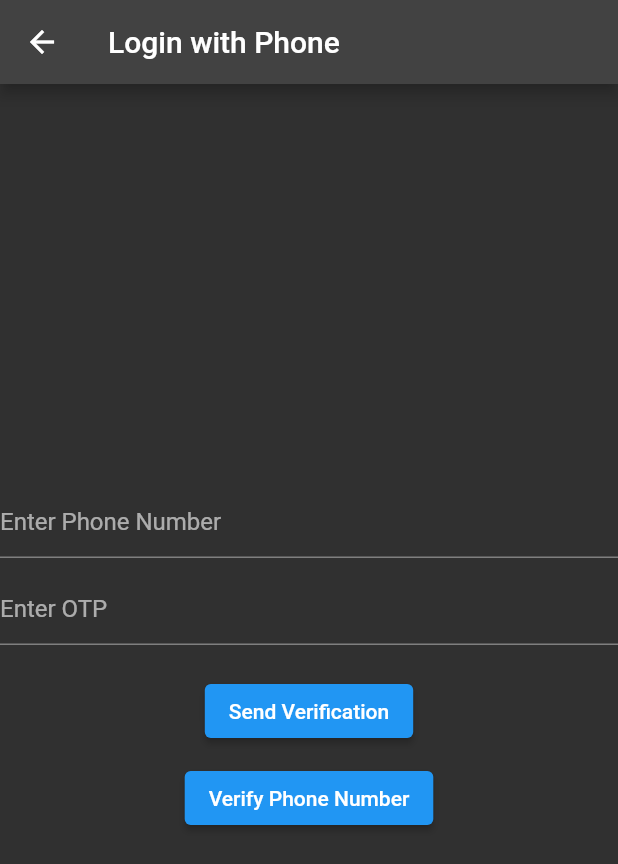
After one commit to Shahzad16/Flutter-Supabase-Learning, a Flutter app: the screen it shows after launch, after a tap on "Sign in with Phone Number", on a phone screen of 412 x 824 dp. The commit adds this screen. Shown: the top 864 px of the screen. Run offline on Flutter 3.47's test engine with Material 2 defaults, Android fonts, the phone set to English and light mode, and no system bars; our stand-ins replace flutter_dotenv, supabase_flutter; accounts and stored records are empty; network calls fail.

Commit message:
OTP based Verification and Sign In

```diff
--- a/lib/app/meta/views/authentication/login.view.dart
+++ b/lib/app/meta/views/authentication/login.view.dart
@@ -1,4 +1,5 @@
 import 'package:flutter/material.dart';
+import 'package:flutter_supabase_tutorial/app/meta/views/authentication/login.with.phone.view.dart';
 import 'package:flutter_supabase_tutorial/app/routes/app.routes.dart';
 import 'package:flutter_supabase_tutorial/core/notifier/authentication.notifier.dart';
 import 'package:provider/provider.dart';
@@ -55,14 +56,21 @@ class _LoginViewState extends State<LoginView> {
 
                   if (email.isNotEmpty && password.isNotEmpty) {
                     await authenticationNotifier.login(
-                      context: context,
-                        email: email, password: password);
+                        context: context, email: email, password: password);
                   } else {
                     ScaffoldMessenger.of(context).showSnackBar(
                         SnackBar(content: Text('Fill the credentials')));
                   }
                 },
-                child: const Text("Login")),
+                child: const Text("Login with Email")),
+            SizedBox(
+              height: 20,
+            ),
+            ElevatedButton(
+                onPressed: () {
+                  Navigator.push(context, MaterialPageRoute(builder:(context)=>LoginWithPhone()));
+                },
+                child: Text('Sign in with Phone Number')),
             const SizedBox(
               height: 30,
             ),
--- /dev/null
+++ b/lib/app/meta/views/authentication/login.with.phone.view.dart
@@ -0,0 +1,59 @@
+import 'package:flutter/material.dart';
+import 'package:flutter_supabase_tutorial/core/notifier/authentication.notifier.dart';
+import 'package:provider/provider.dart';
+
+class LoginWithPhone extends StatefulWidget {
+  const LoginWithPhone({super.key});
+
+  @override
+  State<LoginWithPhone> createState() => _LoginWithPhoneState();
+}
+
+class _LoginWithPhoneState extends State<LoginWithPhone> {
+  TextEditingController phoneNumberController = TextEditingController();
+  TextEditingController otpController = TextEditingController();
+
+  @override
+  Widget build(BuildContext context) {
+    final AuthenticationNotifier authenticationNotifier =
+        Provider.of<AuthenticationNotifier>(context, listen: false);
+    return Scaffold(
+      appBar: AppBar(title: const Text('Login with Phone')),
+      body: Column(
+          mainAxisAlignment: MainAxisAlignment.center,
+          crossAxisAlignment: CrossAxisAlignment.center,
+          children: [
+            TextField(
+              controller: phoneNumberController,
+              decoration: const InputDecoration(hintText: 'Enter Phone Number'),
+            ),
+            const SizedBox(
+              height: 10,
+            ),
+            TextField(
+              controller: otpController,
+              decoration: const InputDecoration(hintText: 'Enter OTP'),
+            ),
+            const SizedBox(height: 20),
+            ElevatedButton(
+              onPressed: () async {
+                authenticationNotifier.sendVerificationCode(
+                    context: context, phoneNumber: phoneNumberController.text);
+              },
+              child: const Text('Send Verification'),
+            ),
+            const SizedBox(
+              height: 10,
+            ),
+            ElevatedButton(
+                onPressed: () async {
+                  authenticationNotifier.verifyPhoneNumber(
+                      context: context,
+                      phoneNumber: phoneNumberController.text,
+                      otp: otpController.text);
+                },
+                child: const Text('Verify Phone Number'))
+          ]),
+    );
+  }
+}
--- a/lib/main.dart
+++ b/lib/main.dart
@@ -1,18 +1,20 @@
 import 'package:flutter/material.dart';
+import 'package:flutter_dotenv/flutter_dotenv.dart';
 import 'package:flutter_supabase_tutorial/app/providers/app.provider.dart';
 import 'package:flutter_supabase_tutorial/app/routes/app.routes.dart';
 import 'package:provider/provider.dart';
 import 'package:supabase_flutter/supabase_flutter.dart';
+
 void main() async {
   WidgetsFlutterBinding.ensureInitialized();
+  await dotenv.load(fileName: ".env");
 
   await Supabase.initialize(
-    url: 'https://ovaqivdmbdjxxunnrctm.supabase.co',
-    anonKey: 'eyJhbGciOiJIUzI1NiIsInR5cCI6IkpXVCJ9.eyJpc3MiOiJzdXBhYmFzZSIsInJlZiI6Im92YXFpdmRtYmRqeHh1bm5yY3RtIiwicm9sZSI6ImFub24iLCJpYXQiOjE3MjMwNjIwODgsImV4cCI6MjAzODYzODA4OH0.3mkJ6yJq7aSwYIUGUGvbEgfZ98KUfMcdXKPU0hj3Hz0',
+    url: dotenv.env['url']!,
+    anonKey: dotenv.env['anon_key']!,
     authOptions: const FlutterAuthClientOptions(
       authFlowType: AuthFlowType.pkce,
     ),
-
     realtimeClientOptions: const RealtimeClientOptions(
       logLevel: RealtimeLogLevel.info,
     ),
@@ -23,7 +25,6 @@ void main() async {
 
   runApp(MyApp());
 }
-
 
 class MyApp extends StatelessWidget {
   const MyApp({super.key});
```
Also changed, not shown: lib/app/credentials/supabase.credentials.dart (deleted, +0 -9 lines), lib/app/meta/views/home.view.dart (added, +22 -0 lines), lib/core/notifier/authentication.notifier.dart (+36 -7 lines), lib/core/service/authentication.service.dart (+41 -4 lines), pubspec.yaml (+8 -15 lines), pubspec.lock, 1 other file. Lines whose indentation alone changed are shown as unchanged.
